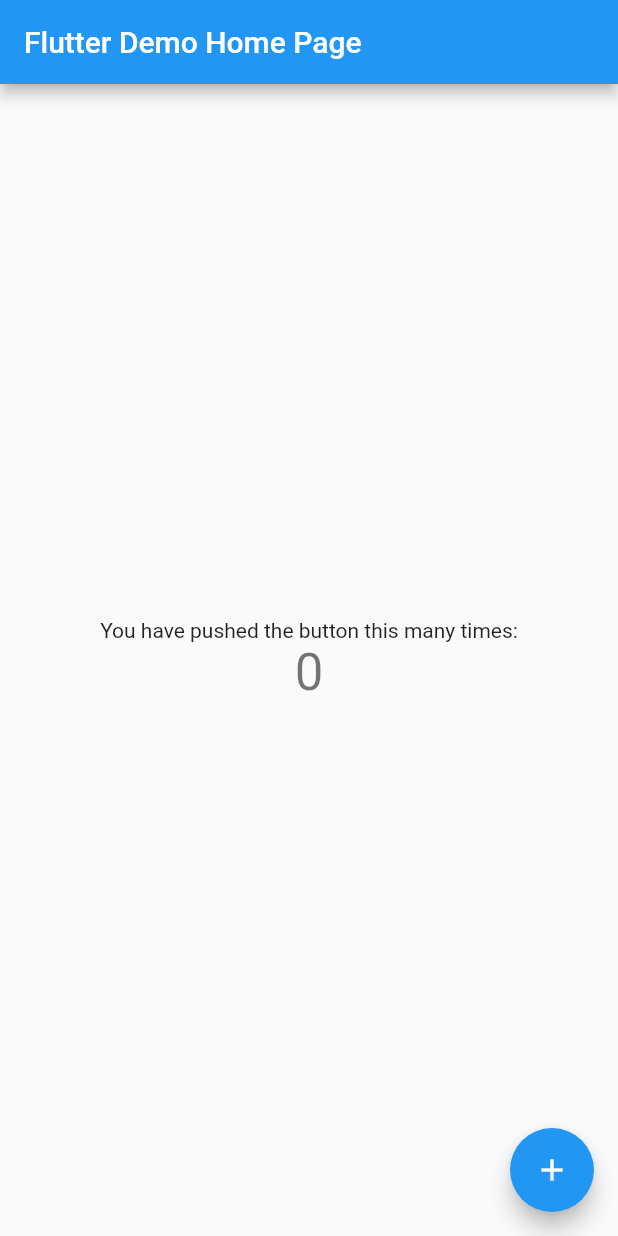
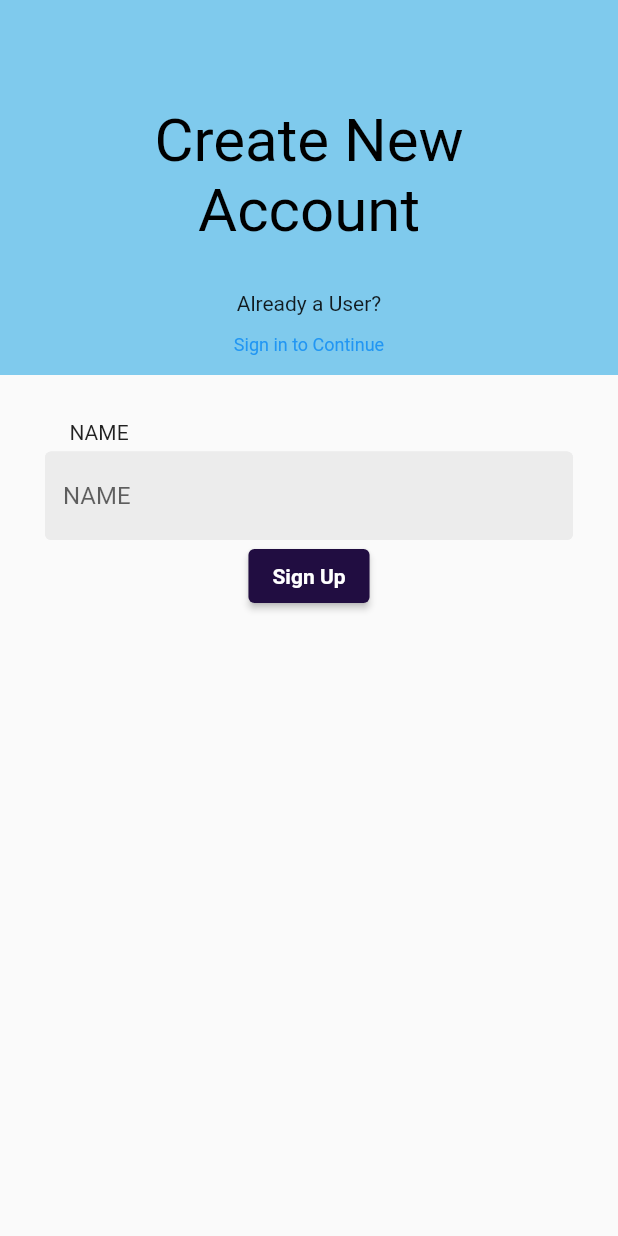
Before and after one commit to leahdsouza/Skilled-worker-app, a Flutter app: the screen it shows after launch, on a phone screen of 412 x 824 dp. Run offline on Flutter 3.47's test engine with Material 2 defaults, Android fonts, the phone set to English and light mode, and no system bars.

Commit message:
File structure

```diff
--- a/lib/main.dart
+++ b/lib/main.dart
@@ -1,113 +1,12 @@
 import 'package:flutter/material.dart';
+import 'package:skilled_worker_app/pages/create_new_account.dart';
 
 void main() {
-  runApp(MyApp());
+  runApp(MaterialApp(
+    initialRoute: '/',
+
+    routes:{
+      '/': (context)=> CreateAccount(),
+    },
+  ));
 }
-
-class MyApp extends StatelessWidget {
-  // This widget is the root of your application.
-  @override
-  Widget build(BuildContext context) {
-    return MaterialApp(
-      title: 'Flutter Demo',
-      theme: ThemeData(
-        // This is the theme of your application.
-        //
-        // Try running your application with "flutter run". You'll see the
-        // application has a blue toolbar. Then, without quitting the app, try
-        // changing the primarySwatch below to Colors.green and then invoke
-        // "hot reload" (press "r" in the console where you ran "flutter run",
-        // or simply save your changes to "hot reload" in a Flutter IDE).
-        // Notice that the counter didn't reset back to zero; the application
-        // is not restarted.
-        primarySwatch: Colors.blue,
-      ),
-      home: MyHomePage(title: 'Flutter Demo Home Page'),
-    );
-  }
-}
-
-class MyHomePage extends StatefulWidget {
-  MyHomePage({Key? key, required this.title}) : super(key: key);
-
-  // This widget is the home page of your application. It is stateful, meaning
-  // that it has a State object (defined below) that contains fields that affect
-  // how it looks.
-
-  // This class is the configuration for the state. It holds the values (in this
-  // case the title) provided by the parent (in this case the App widget) and
-  // used by the build method of the State. Fields in a Widget subclass are
-  // always marked "final".
-
-  final String title;
-
-  @override
-  _MyHomePageState createState() => _MyHomePageState();
-}
-
-class _MyHomePageState extends State<MyHomePage> {
-  int _counter = 0;
-
-  void _incrementCounter() {
-    setState(() {
-      // This call to setState tells the Flutter framework that something has
-      // changed in this State, which causes it to rerun the build method below
-      // so that the display can reflect the updated values. If we changed
-      // _counter without calling setState(), then the build method would not be
-      // called again, and so nothing would appear to happen.
-      _counter++;
-    });
-  }
-
-  @override
-  Widget build(BuildContext context) {
-    // This method is rerun every time setState is called, for instance as done
-    // by the _incrementCounter method above.
-    //
-    // The Flutter framework has been optimized to make rerunning build methods
-    // fast, so that you can just rebuild anything that needs updating rather
-    // than having to individually change instances of widgets.
-    return Scaffold(
-      appBar: AppBar(
-        // Here we take the value from the MyHomePage object that was created by
-        // the App.build method, and use it to set our appbar title.
-        title: Text(widget.title),
-      ),
-      body: Center(
-        // Center is a layout widget. It takes a single child and positions it
-        // in the middle of the parent.
-        child: Column(
-          // Column is also a layout widget. It takes a list of children and
-          // arranges them vertically. By default, it sizes itself to fit its
-          // children horizontally, and tries to be as tall as its parent.
-          //
-          // Invoke "debug painting" (press "p" in the console, choose the
-          // "Toggle Debug Paint" action from the Flutter Inspector in Android
-          // Studio, or the "Toggle Debug Paint" command in Visual Studio Code)
-          // to see the wireframe for each widget.
-          //
-          // Column has various properties to control how it sizes itself and
-          // how it positions its children. Here we use mainAxisAlignment to
-          // center the children vertically; the main axis here is the vertical
-          // axis because Columns are vertical (the cross axis would be
-          // horizontal).
-          mainAxisAlignment: MainAxisAlignment.center,
-          children: <Widget>[
-            Text(
-              'You have pushed the button this many times:',
-            ),
-            Text(
-              '$_counter',
-              style: Theme.of(context).textTheme.headline4,
-            ),
-          ],
-        ),
-      ),
-      floatingActionButton: FloatingActionButton(
-        onPressed: _incrementCounter,
-        tooltip: 'Increment',
-        child: Icon(Icons.add),
-      ), // This trailing comma makes auto-formatting nicer for build methods.
-    );
-  }
-}
--- /dev/null
+++ b/lib/pages/create_new_account.dart
@@ -0,0 +1,104 @@
+import 'package:flutter/material.dart';
+
+class CreateAccount extends StatelessWidget {
+  const CreateAccount({Key? key}) : super(key: key);
+
+  @override
+  Widget build(BuildContext context) {
+    return Scaffold(
+      body: Container(
+        child: Stack(
+          children: <Widget>[
+            Column(
+              crossAxisAlignment: CrossAxisAlignment.stretch,
+              mainAxisAlignment: MainAxisAlignment.start,
+              children: <Widget>[
+                Container(
+                  width: MediaQuery.of(context).size.width,
+                  height: 250,
+                  color: Color(int.parse("0xff7fcaed")),
+                  child:Column(
+                    children: [
+                      Padding(
+                        padding: const EdgeInsets.fromLTRB(40.0,70.0,40.0,0),
+
+                        child: Text(
+                            'Create New Account',
+                            textAlign: TextAlign.center,
+                            style: TextStyle(
+                              color: Colors.black,
+                              fontSize: 40
+                            ),
+                        ),
+                      ),
+                      SizedBox(height: 30,),
+                      Text(
+                        'Already a User?',
+                        textAlign: TextAlign.center,
+                      ),
+                      Expanded(
+                        child: TextButton(
+                          style: TextButton.styleFrom(
+                            textStyle: const TextStyle(fontSize: 12,color: Colors.black),
+
+                          ),
+                          onPressed: (){},
+                          child: Text('Sign in to Continue'),
+                        ),
+                      )
+                    ],
+                  ),
+                ),
+              ],
+            ),
+            Positioned(
+              top: 280,
+              left: 30,
+              right: 30,
+
+              child: Column(
+                children: [
+                  Padding(
+                    padding: const EdgeInsets.fromLTRB(0,0,280,5),
+                    child: Text(
+                      'NAME',
+                      textAlign: TextAlign.start,
+                    ),
+                  ),
+                  Container(
+                    width: 600,
+                    child: TextField(
+                      decoration: InputDecoration(
+                        enabledBorder: OutlineInputBorder(
+                          borderSide: BorderSide(color: Color(int.parse(("0xffececec"))),width: 2.0),
+                        ),
+                        hintText: 'NAME',
+                        fillColor: Color(int.parse(("0xffececec"))),
+                        filled: true,
+
+
+                      ),
+                    ),
+                  ),
+                  ElevatedButton(
+                    style: ElevatedButton.styleFrom(
+                      primary: Color(int.parse("0xff210d41"))
+                    ),
+                    child: Text(
+                        "Sign Up",
+                        style: TextStyle(
+                          fontWeight: FontWeight.bold
+                        ),
+                    ),
+                    onPressed: () {},
+                  ),
+                ],
+              ),
+            ),
+
+          ],
+        ),
+      ),
+    );
+  }
+}
```
Also changed, not shown: lib/pages/feedback.dart (added), lib/pages/login.dart (added), lib/pages/settings.dart (added).
